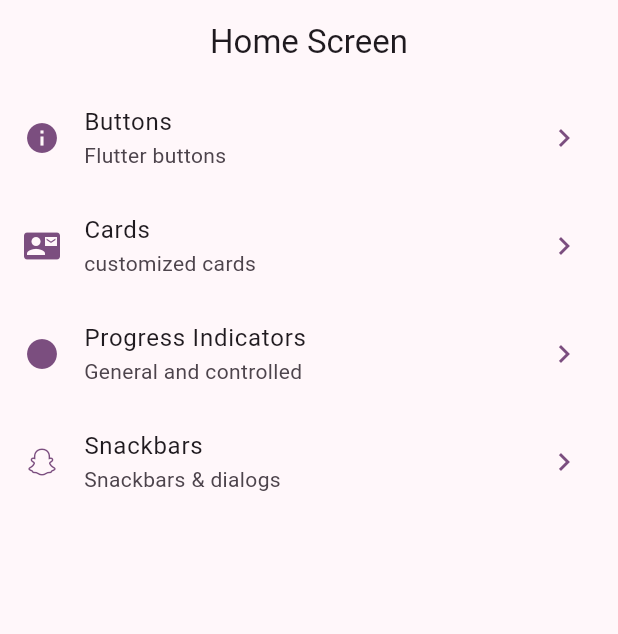
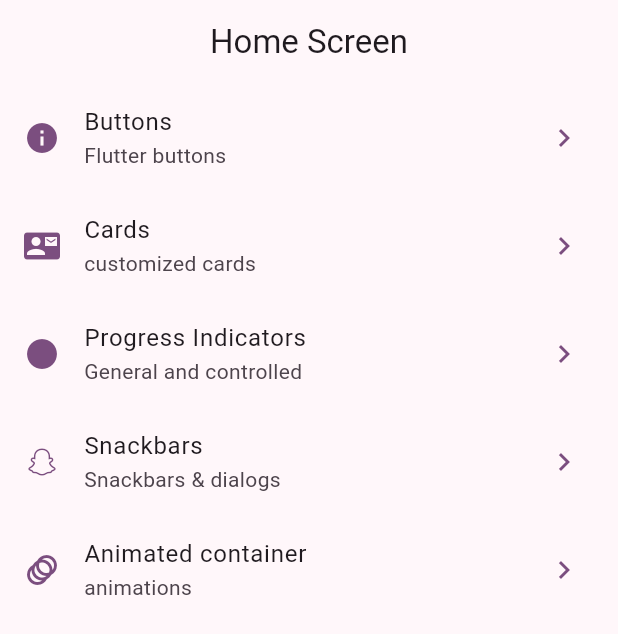
Before and after one commit to Darkv1c/widgets_app, a Flutter app: the screen it shows after launch, on a phone screen of 412 x 824 dp. Shown: the top 634 px of the screen. Run offline on Flutter 3.47's test engine with Material 3 defaults, Android fonts, the phone set to English and light mode, and no system bars; our stand-ins replace go_router.

Commit message:
animated container finished

```diff
--- a/lib/config/menu/menu_item.dart
+++ b/lib/config/menu/menu_item.dart
@@ -39,4 +39,10 @@ final List<MenuItem> menuItems = [
     route: '/snackbars',
     icon: Icons.snapchat,
   ),
+  MenuItem(
+    title: 'Animated container',
+    subtitle: 'animations',
+    route: '/animated-screen',
+    icon: Icons.animation,
+  ),
 ];
--- a/lib/config/router/app_router.dart
+++ b/lib/config/router/app_router.dart
@@ -29,5 +29,10 @@ final appRouter = GoRouter(
       name: SnackbarScreen().name,
       builder: (context, state) => SnackbarScreen(),
     ),
+    GoRoute(
+      path: '/animated-screen',
+      name: AnimatedScreen().name,
+      builder: (context, state) => AnimatedScreen(),
+    ),
   ],
 );
```
Also changed, not shown: lib/presentations/screens/animated_screen.dart (+53 -3 lines).
